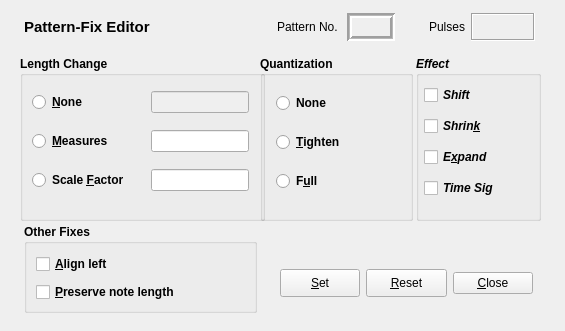
Qt form seq_qt5/forms/qpatternfix.ui (ahlstromcj/seq66) before a commit.
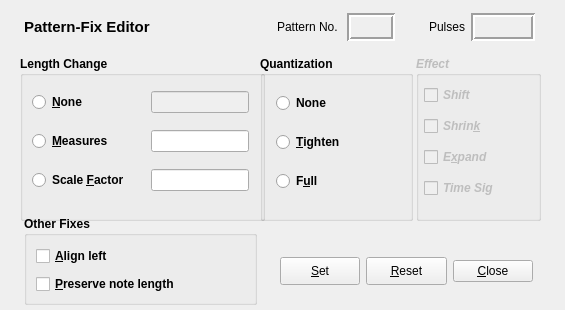
The same form after that commit.

Diff of the .ui file:
```diff
--- a/seq_qt5/forms/qpatternfix.ui
+++ b/seq_qt5/forms/qpatternfix.ui
@@ -7,7 +7,7 @@
     <x>0</x>
     <y>0</y>
     <width>565</width>
-    <height>331</height>
+    <height>310</height>
    </rect>
   </property>
   <property name="windowTitle">
@@ -98,7 +98,7 @@
        <number>2</number>
       </property>
       <property name="midLineWidth">
-       <number>1</number>
+       <number>0</number>
       </property>
       <property name="text">
        <string/>
@@ -152,6 +152,9 @@
       <property name="frameShadow">
        <enum>QFrame::Sunken</enum>
       </property>
+      <property name="lineWidth">
+       <number>2</number>
+      </property>
       <property name="text">
        <string/>
       </property>
@@ -281,7 +284,7 @@
   </widget>
   <widget class="QGroupBox" name="group_box_effect">
    <property name="enabled">
-    <bool>true</bool>
+    <bool>false</bool>
    </property>
    <property name="geometry">
     <rect>
@@ -301,6 +304,12 @@
    <property name="title">
     <string>Effect</string>
    </property>
+   <property name="flat">
+    <bool>false</bool>
+   </property>
+   <property name="checkable">
+    <bool>false</bool>
+   </property>
    <widget class="QWidget" name="layoutWidgetEffect">
     <property name="geometry">
      <rect>
@@ -314,7 +323,7 @@
      <item>
       <widget class="QCheckBox" name="btn_effect_shift">
        <property name="enabled">
-        <bool>true</bool>
+        <bool>false</bool>
        </property>
        <property name="font">
         <font>
@@ -329,7 +338,7 @@
      <item>
       <widget class="QCheckBox" name="btn_effect_shrink">
        <property name="enabled">
-        <bool>true</bool>
+        <bool>false</bool>
        </property>
        <property name="font">
         <font>
@@ -344,7 +353,7 @@
      <item>
       <widget class="QCheckBox" name="btn_effect_expand">
        <property name="enabled">
-        <bool>true</bool>
+        <bool>false</bool>
        </property>
        <property name="font">
         <font>
@@ -375,7 +384,7 @@
    <property name="geometry">
     <rect>
      <x>24</x>
-     <y>224</y>
+     <y>216</y>
      <width>233</width>
      <height>89</height>
     </rect>
@@ -420,7 +429,7 @@
    <property name="geometry">
     <rect>
      <x>280</x>
-     <y>264</y>
+     <y>252</y>
      <width>253</width>
      <height>38</height>
     </rect>
```
